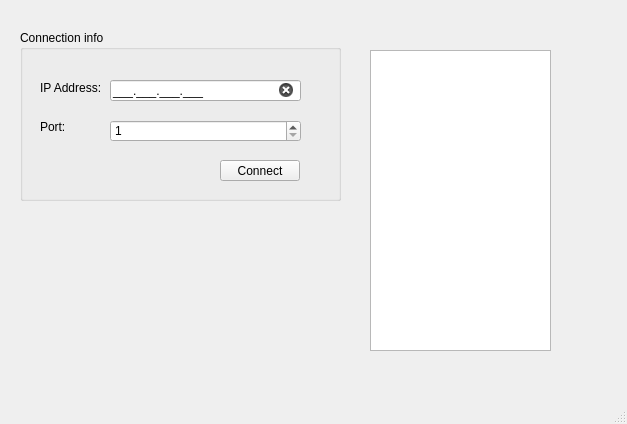
First picture: the form in mainwindow.ui, repository xdrenn/client, before the edit.
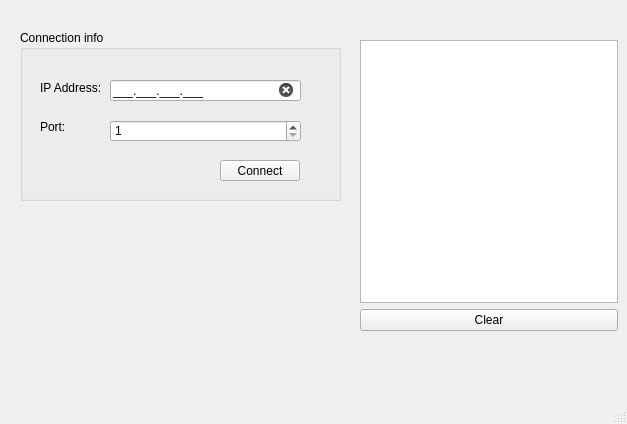
Second picture: the form after the edit.

Commit message: Add ability to read messages from the server; clear console

```diff
--- a/mainwindow.ui
+++ b/mainwindow.ui
@@ -109,15 +109,27 @@
      </property>
     </widget>
    </widget>
-   <widget class="QListWidget" name="console">
+   <widget class="QWidget" name="">
     <property name="geometry">
      <rect>
-      <x>370</x>
-      <y>50</y>
-      <width>181</width>
-      <height>301</height>
+      <x>360</x>
+      <y>40</y>
+      <width>258</width>
+      <height>291</height>
      </rect>
     </property>
+    <layout class="QVBoxLayout" name="verticalLayout">
+     <item>
+      <widget class="QListWidget" name="console"/>
+     </item>
+     <item>
+      <widget class="QPushButton" name="pushButton_2">
+       <property name="text">
+        <string>Clear</string>
+       </property>
+      </widget>
+     </item>
+    </layout>
    </widget>
   </widget>
   <widget class="QMenuBar" name="menubar">
```
Left out of the diff: 19 changed lines with no effect on the pictures. The commit also changes 4 other files.
